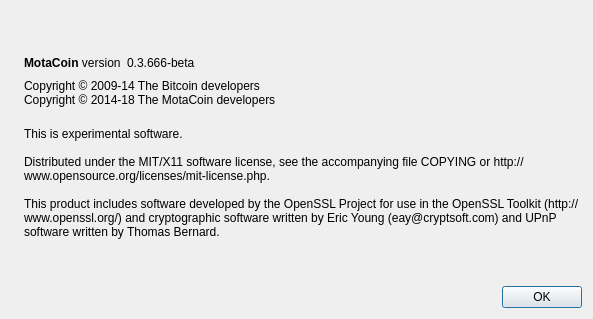
Old version of the form src/qt/forms/aboutdialog.ui in the repository Jahvinci/MotaCoin.
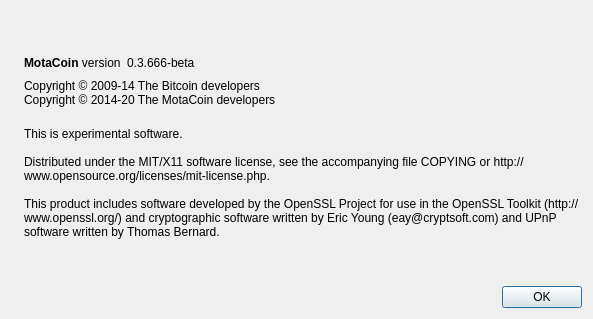
New version of the form. Icons and pictures are not drawn.

What changed in the file:
```diff
--- a/src/qt/forms/aboutdialog.ui
+++ b/src/qt/forms/aboutdialog.ui
@@ -92,7 +92,7 @@
        </property>
        <property name="text">
         <string>Copyright © 2009-14 The Bitcoin developers
-Copyright © 2014-18 The MotaCoin developers</string>
+Copyright © 2014-20 The MotaCoin developers</string>
        </property>
        <property name="textInteractionFlags">
         <set>Qt::LinksAccessibleByMouse|Qt::TextSelectableByKeyboard|Qt::TextSelectableByMouse</set>
```
